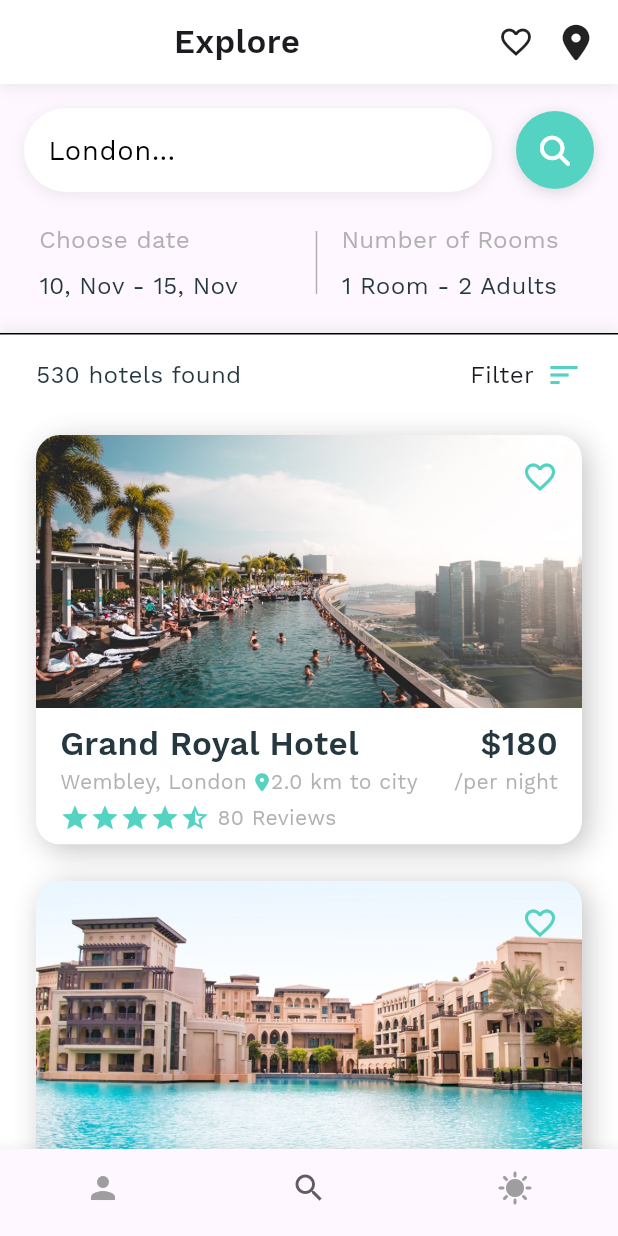
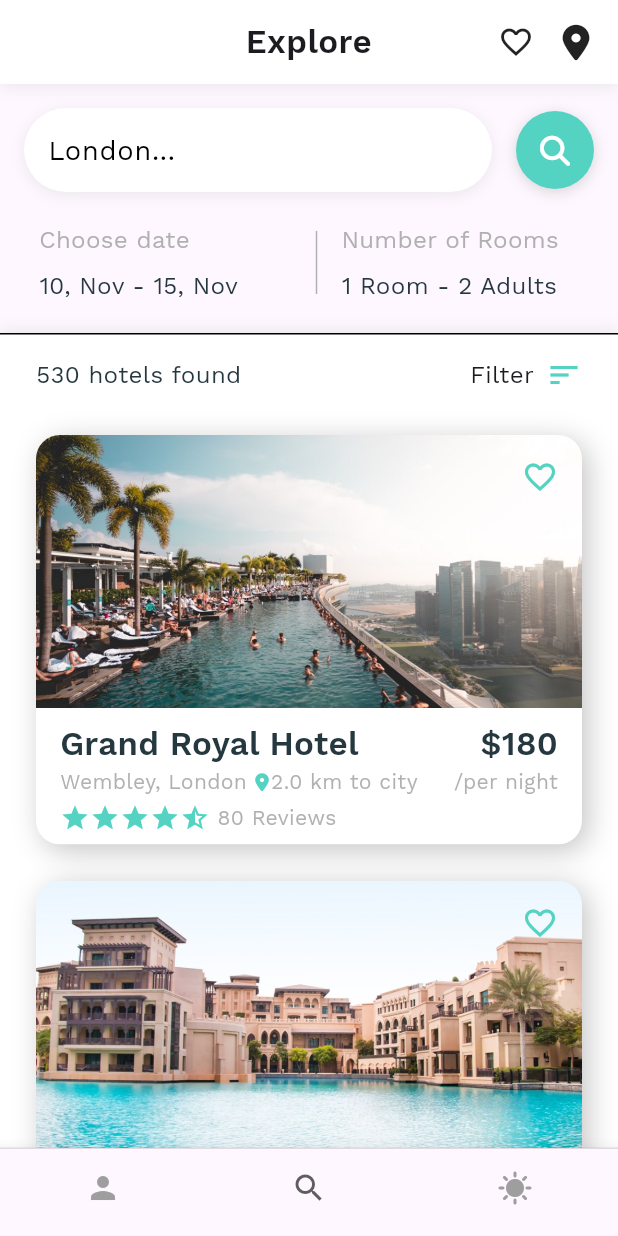
Before and after one commit to jdalgali/TravelCompanionFinder, a Flutter app: the screen it shows after launch, on a phone screen of 412 x 824 dp. Run offline on Flutter 3.47's test engine with Material 3 defaults, Android fonts, the phone set to English and light mode, and no system bars; our stand-ins replace font_awesome_flutter.

Commit message:
Frontend Layout Fixes

```diff
--- a/lib/bottom_bar.dart
+++ b/lib/bottom_bar.dart
@@ -39,7 +39,15 @@ class _BottomBarState extends State<BottomBar> {
           body: Center(
             child: _widgetOptions[selectedIndex],
           ),
-      bottomNavigationBar: BottomNavigationBar(
+          bottomNavigationBar: Column(
+            mainAxisSize: MainAxisSize.min,
+            children: [
+        // Add a fine line as a top border for the BottomNavigationBar
+            Container(
+              height: 1, // Thickness of the line
+              color: Colors.grey.withOpacity(0.25), // Adjust color and opacity
+            ),
+          BottomNavigationBar(
             currentIndex: selectedIndex,
             onTap: onPageTap,
             type: BottomNavigationBarType.fixed,
@@ -60,7 +68,8 @@ class _BottomBarState extends State<BottomBar> {
                   label: "Page03")
             ],
           ),
-      //)
+        ],
+      )
     );
   }
 }
--- a/lib/hotel_booking/hotel_home_screen.dart
+++ b/lib/hotel_booking/hotel_home_screen.dart
@@ -528,10 +528,10 @@ class _HotelHomeScreenState extends State<HotelHomeScreen>
         child: Material(
           child: Row(
             children: <Widget>[
-              // Container(
-              //   alignment: Alignment.centerLeft,
-              //   width: AppBar().preferredSize.height + 40,
-              //   height: AppBar().preferredSize.height,
+               Container(
+                 alignment: Alignment.centerLeft,
+                 width: AppBar().preferredSize.height + 40,
+                 height: AppBar().preferredSize.height,
               //   child: InkWell(
               //     borderRadius: const BorderRadius.all(Radius.circular(32.0)),
               //     onTap: () => Navigator.pop(context),
@@ -540,7 +540,7 @@ class _HotelHomeScreenState extends State<HotelHomeScreen>
               //       child: Icon(Icons.arrow_back),
               //     ),
               //   ),
-              // ),
+               ),
               const Expanded(
                 child: Center(
                   child: Text(
@@ -549,6 +549,7 @@ class _HotelHomeScreenState extends State<HotelHomeScreen>
                       fontWeight: FontWeight.w600,
                       fontSize: 22,
                     ),
+                    textAlign: TextAlign.center,
                   ),
                 ),
               ),
--- a/lib/main.dart
+++ b/lib/main.dart
@@ -37,6 +37,8 @@ class MyApp extends StatelessWidget {
         primarySwatch: Colors.blue,
         textTheme: AppTheme.textTheme,
         platform: TargetPlatform.iOS,
+        splashColor: Colors.transparent,
+        highlightColor: Colors.transparent,
       ),
       home: const Scaffold(
           body: SafeArea(
```
Lines whose indentation alone changed are shown as unchanged.
